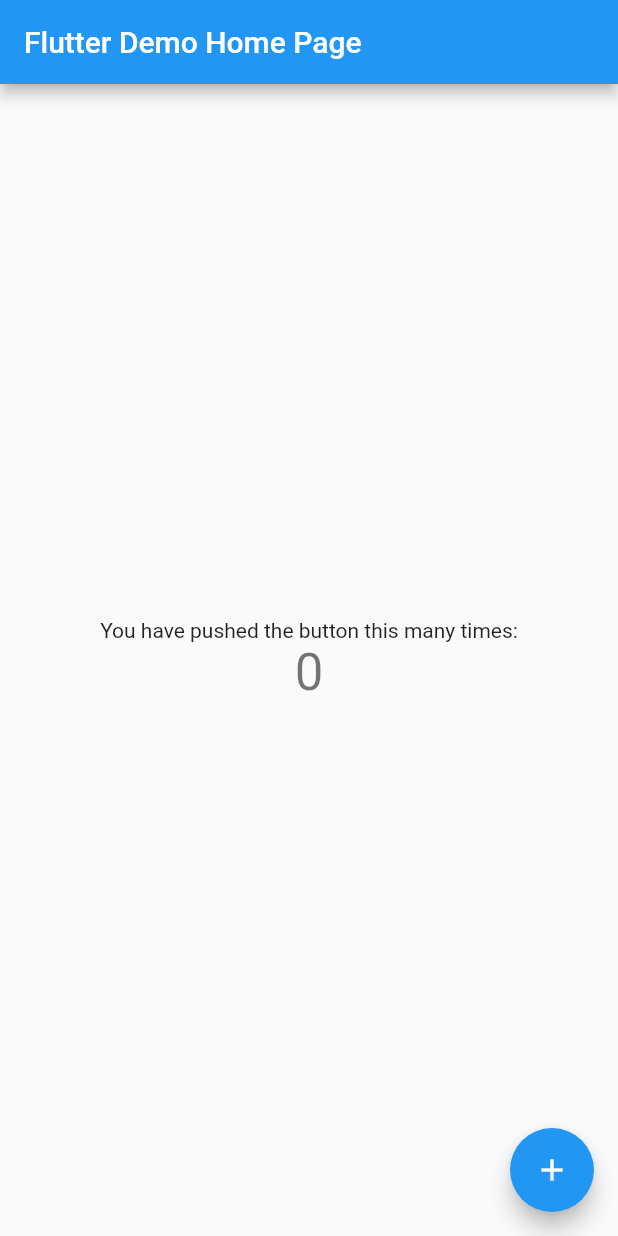
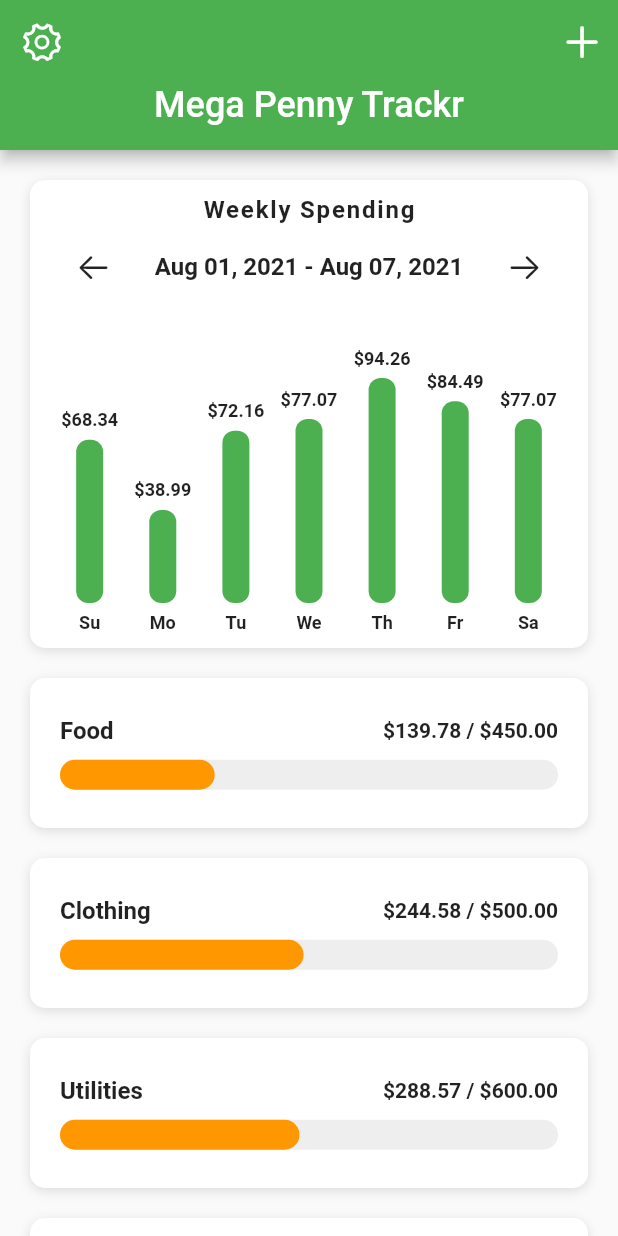
Before and after one commit to thedumbappdev/mega_pennytrackr, a Flutter app: the screen it shows after launch, on a phone screen of 412 x 824 dp. Run offline on Flutter 3.47's test engine with Material 2 defaults, Android fonts, the phone set to English and light mode, and no system bars.

Commit message:
Budget Tracker is completed

```diff
--- /dev/null
+++ b/lib/data/data.dart
@@ -0,0 +1,39 @@
+import 'dart:math';
+
+import 'package:mega_pennytrackr/models/catagory_model.dart';
+import 'package:mega_pennytrackr/models/expense_model.dart';
+
+final rand = Random();
+
+final List<double> weeklySpending = [
+  rand.nextDouble() * 100,
+  rand.nextDouble() * 100,
+  rand.nextDouble() * 100,
+  rand.nextDouble() * 100,
+  rand.nextDouble() * 100,
+  rand.nextDouble() * 100,
+  rand.nextDouble() * 100,
+];
+
+_generateExpenses() {
+  List<Expense> expenses = [
+    Expense(name: 'Item 0', cost: rand.nextDouble() * 90),
+    Expense(name: 'Item 1', cost: rand.nextDouble() * 90),
+    Expense(name: 'Item 2', cost: rand.nextDouble() * 90),
+    Expense(name: 'Item 3', cost: rand.nextDouble() * 90),
+    Expense(name: 'Item 4', cost: rand.nextDouble() * 90),
+    Expense(name: 'Item 5', cost: rand.nextDouble() * 90),
+  ];
+  return expenses;
+}
+
+List<Category> categories = [
+  Category(name: 'Food', maxAmount: 450, expenses: _generateExpenses()),
+  Category(name: 'Clothing', maxAmount: 500, expenses: _generateExpenses()),
+  Category(name: 'Utilities', maxAmount: 600, expenses: _generateExpenses()),
+  Category(
+      name: 'Entertainment', maxAmount: 330, expenses: _generateExpenses()),
+  Category(
+      name: 'Transportation', maxAmount: 500, expenses: _generateExpenses()),
+  Category(name: 'Housing', maxAmount: 1000, expenses: _generateExpenses()),
+];
--- /dev/null
+++ b/lib/helpers/color_helper.dart
@@ -0,0 +1,10 @@
+import 'package:flutter/material.dart';
+
+Color getColor(BuildContext context, double percent) {
+  if (percent >= 0.50) {
+    return Theme.of(context).primaryColor;
+  } else if(percent >= 0.25){
+    return Colors.orange;
+  }
+  return Colors.red;
+}
--- a/lib/main.dart
+++ b/lib/main.dart
@@ -1,4 +1,5 @@
 import 'package:flutter/material.dart';
+import 'package:mega_pennytrackr/screens/home_screen.dart';
 
 void main() {
   runApp(MyApp());
@@ -9,105 +10,12 @@
   @override
   Widget build(BuildContext context) {
     return MaterialApp(
-      title: 'Flutter Demo',
+      title: 'Mega Penny Trackr - Flutter Budget UI',
+      debugShowCheckedModeBanner: false,
       theme: ThemeData(
-        // This is the theme of your application.
-        //
-        // Try running your application with "flutter run". You'll see the
-        // application has a blue toolbar. Then, without quitting the app, try
-        // changing the primarySwatch below to Colors.green and then invoke
-        // "hot reload" (press "r" in the console where you ran "flutter run",
-        // or simply save your changes to "hot reload" in a Flutter IDE).
-        // Notice that the counter didn't reset back to zero; the application
-        // is not restarted.
-        primarySwatch: Colors.blue,
+        primaryColor: Colors.green,
       ),
-      home: MyHomePage(title: 'Flutter Demo Home Page'),
+      home: HomeScreen(),
     );
   }
 }
-
-class MyHomePage extends StatefulWidget {
-  MyHomePage({Key? key, required this.title}) : super(key: key);
-
-  // This widget is the home page of your application. It is stateful, meaning
-  // that it has a State object (defined below) that contains fields that affect
-  // how it looks.
-
-  // This class is the configuration for the state. It holds the values (in this
-  // case the title) provided by the parent (in this case the App widget) and
-  // used by the build method of the State. Fields in a Widget subclass are
-  // always marked "final".
-
-  final String title;
-
-  @override
-  _MyHomePageState createState() => _MyHomePageState();
-}
-
-class _MyHomePageState extends State<MyHomePage> {
-  int _counter = 0;
-
-  void _incrementCounter() {
-    setState(() {
-      // This call to setState tells the Flutter framework that something has
-      // changed in this State, which causes it to rerun the build method below
-      // so that the display can reflect the updated values. If we changed
-      // _counter without calling setState(), then the build method would not be
-      // called again, and so nothing would appear to happen.
-      _counter++;
-    });
-  }
-
-  @override
-  Widget build(BuildContext context) {
-    // This method is rerun every time setState is called, for instance as done
-    // by the _incrementCounter method above.
-    //
-    // The Flutter framework has been optimized to make rerunning build methods
-    // fast, so that you can just rebuild anything that needs updating rather
-    // than having to individually change instances of widgets.
-    return Scaffold(
-      appBar: AppBar(
-        // Here we take the value from the MyHomePage object that was created by
-        // the App.build method, and use it to set our appbar title.
-        title: Text(widget.title),
-      ),
-      body: Center(
-        // Center is a layout widget. It takes a single child and positions it
-        // in the middle of the parent.
-        child: Column(
-          // Column is also a layout widget. It takes a list of children and
-          // arranges them vertically. By default, it sizes itself to fit its
-          // children horizontally, and tries to be as tall as its parent.
-          //
-          // Invoke "debug painting" (press "p" in the console, choose the
-          // "Toggle Debug Paint" action from the Flutter Inspector in Android
-          // Studio, or the "Toggle Debug Paint" command in Visual Studio Code)
-          // to see the wireframe for each widget.
-          //
-          // Column has various properties to control how it sizes itself and
-          // how it positions its children. Here we use mainAxisAlignment to
-          // center the children vertically; the main axis here is the vertical
-          // axis because Columns are vertical (the cross axis would be
-          // horizontal).
-          mainAxisAlignment: MainAxisAlignment.center,
-          children: <Widget>[
-            Text(
-              'You have pushed the button this many times:',
-            ),
-            Text(
-              '$_counter',
-              style: Theme.of(context).textTheme.headline4,
-            ),
-          ],
-        ),
-      ),
-      floatingActionButton: FloatingActionButton(
-        onPressed: _incrementCounter,
-        tooltip: 'Increment',
-        child: Icon(Icons.add),
-      ), // This trailing comma makes auto-formatting nicer for build methods.
-    );
-  }
-}
--- /dev/null
+++ b/lib/models/catagory_model.dart
@@ -0,0 +1,13 @@
+import 'package:mega_pennytrackr/models/expense_model.dart';
+
+class Category {
+  final String name;
+  final double maxAmount;
+  final List<Expense> expenses;
+
+  Category({
+    required this.name,
+    required this.maxAmount,
+    required this.expenses,
+  });
+}
--- /dev/null
+++ b/lib/models/expense_model.dart
@@ -0,0 +1,9 @@
+class Expense {
+  final String name;
+  final double cost;
+
+  Expense({
+    required this.name,
+    required this.cost,
+  });
+}
--- /dev/null
+++ b/lib/screens/home_screen.dart
@@ -0,0 +1,173 @@
+import 'package:flutter/cupertino.dart';
+import 'package:flutter/material.dart';
+import 'package:mega_pennytrackr/data/data.dart';
+import 'package:mega_pennytrackr/helpers/color_helper.dart';
+import 'package:mega_pennytrackr/models/catagory_model.dart';
+import 'package:mega_pennytrackr/models/expense_model.dart';
+import 'package:mega_pennytrackr/screens/category_screen.dart';
+import 'package:mega_pennytrackr/widgets/bar_chart.dart';
+
+class HomeScreen extends StatefulWidget {
+  const HomeScreen({Key? key}) : super(key: key);
+
+  @override
+  _HomeScreenState createState() => _HomeScreenState();
+}
+
+class _HomeScreenState extends State<HomeScreen> {
+  _buildCategory(Category category, double totalAmountSpent) {
+    return GestureDetector(
+      onTap: () => Navigator.push(
+        context,
+        MaterialPageRoute(
+          builder: (_) => CategoryScreen(category: category),
+        ),
+      ),
+      child: Container(
+        margin: EdgeInsets.symmetric(
+          horizontal: 20.0,
+          vertical: 10.0,
+        ),
+        padding: EdgeInsets.all(20.0),
+        height: 100.0,
+        width: double.infinity,
+        decoration: BoxDecoration(
+          color: Colors.white,
+          borderRadius: BorderRadius.circular(10.0),
+          boxShadow: [
+            BoxShadow(
+              color: Colors.black12,
+              offset: Offset(0, 2),
+              blurRadius: 6.0,
+            ),
+          ],
+        ),
+        child: Column(
+          mainAxisAlignment: MainAxisAlignment.center,
+          children: [
+            Row(
+              mainAxisAlignment: MainAxisAlignment.spaceBetween,
+              children: [
+                Text(
+                  category.name,
+                  style: TextStyle(
+                    fontSize: 16.0,
+                    fontWeight: FontWeight.w600,
+                  ),
+                ),
+                Text(
+                  '\$${(category.maxAmount - totalAmountSpent).toStringAsFixed(2)} / \$${category.maxAmount.toStringAsFixed(2)}',
+                  style: TextStyle(
+                    fontSize: 14.0,
+                    fontWeight: FontWeight.w600,
+                  ),
+                ),
+              ],
+            ),
+            SizedBox(height: 10.0),
+            LayoutBuilder(
+              builder: (BuildContext context, BoxConstraints constraints) {
+                final double maxBarWidth = constraints.maxWidth;
+                final double percent = (category.maxAmount - totalAmountSpent) /
+                    category.maxAmount;
+                double barWidth = percent * maxBarWidth;
+                if (barWidth < 0) {
+                  barWidth = 0;
+                }
+                return Stack(
+                  children: [
+                    Container(
+                      height: 20.0,
+                      decoration: BoxDecoration(
+                        color: Colors.grey[200],
+                        borderRadius: BorderRadius.circular(15.0),
+                      ),
+                    ),
+                    Container(
+                      height: 20.0,
+                      width: barWidth,
+                      decoration: BoxDecoration(
+                        color: getColor(context, percent),
+                        borderRadius: BorderRadius.circular(15.0),
+                      ),
+                    ),
+                  ],
+                );
+              },
+            ),
+          ],
+        ),
+      ),
+    );
+  }
+
+  @override
+  Widget build(BuildContext context) {
+    return Scaffold(
+      body: CustomScrollView(
+        slivers: [
+          SliverAppBar(
+            expandedHeight: 100.0,
+            forceElevated: true,
+            floating: true,
+            // pinned: true,
+            leading: IconButton(
+              icon: Icon(CupertinoIcons.gear_alt),
+              iconSize: 30.0,
+              onPressed: () {},
+            ),
+            flexibleSpace: FlexibleSpaceBar(
+              title: Text(
+                'Mega Penny Trackr',
+                style: TextStyle(
+                  fontSize: 16.0,
+                ),
+              ),
+              centerTitle: true,
+            ),
+            actions: [
+              IconButton(
+                icon: Icon(CupertinoIcons.plus),
+                iconSize: 30.0,
+                onPressed: () {},
+              ),
+            ],
+          ),
+          SliverList(
+            delegate: SliverChildBuilderDelegate(
+              (BuildContext context, int index) {
+                if (index == 0) {
+                  return Container(
+                    margin: EdgeInsets.fromLTRB(20.0, 20.0, 20.0, 10.0),
+                    decoration: BoxDecoration(
+                      color: Colors.white,
+                      boxShadow: [
+                        BoxShadow(
+                          color: Colors.black12,
+                          offset: Offset(0, 2),
+                          blurRadius: 6.0,
+                        ),
+                      ],
+                      borderRadius: BorderRadius.circular(10.0),
+                    ),
+                    child: BarChart(expenses: weeklySpending),
+                  );
+                } else {
+                  final Category category = categories[index - 1];
+                  double totalAmountSpent = 0.0;
+                  category.expenses.forEach(
+                    (Expense expense) {
+                      totalAmountSpent += expense.cost;
+                    },
+                  );
+                  return _buildCategory(category, totalAmountSpent);
+                }
+              },
+              childCount: 1 + categories.length,
+            ),
+          ),
+        ],
+      ),
+    );
+  }
+}
--- /dev/null
+++ b/lib/widgets/bar_chart.dart
@@ -0,0 +1,146 @@
+import 'package:flutter/cupertino.dart';
+import 'package:flutter/material.dart';
+
+class BarChart extends StatelessWidget {
+  final List<double> expenses;
+
+  const BarChart({Key? key, required this.expenses}) : super(key: key);
+
+  @override
+  Widget build(BuildContext context) {
+    double mostExpensive = 0.0;
+    expenses.forEach((double price) {
+      if (price > mostExpensive) {
+        mostExpensive = price;
+      }
+    });
+
+    return Padding(
+      padding: EdgeInsets.all(10.0),
+      child: Column(
+        children: [
+          Text(
+            'Weekly Spending',
+            style: TextStyle(
+              fontSize: 16.0,
+              fontWeight: FontWeight.w600,
+              letterSpacing: 1.2,
+            ),
+          ),
+          SizedBox(height: 5.0),
+          Row(
+            mainAxisAlignment: MainAxisAlignment.spaceAround,
+            children: [
+              IconButton(
+                onPressed: () {},
+                icon: Icon(CupertinoIcons.arrow_left),
+              ),
+              Text(
+                'Aug 01, 2021 - Aug 07, 2021',
+                style: TextStyle(
+                  fontSize: 16.0,
+                  fontWeight: FontWeight.w600,
+                ),
+              ),
+              IconButton(
+                onPressed: () {},
+                icon: Icon(CupertinoIcons.arrow_right),
+              ),
+            ],
+          ),
+          SizedBox(height: 30.0),
+          Row(
+            mainAxisAlignment: MainAxisAlignment.spaceEvenly,
+            crossAxisAlignment: CrossAxisAlignment.end,
+            children: [
+              Bar(
+                label: 'Su',
+                amountSpent: expenses[0],
+                mostExpensive: mostExpensive,
+              ),
+              Bar(
+                label: 'Mo',
+                amountSpent: expenses[1],
+                mostExpensive: mostExpensive,
+              ),
+              Bar(
+                label: 'Tu',
+                amountSpent: expenses[2],
+                mostExpensive: mostExpensive,
+              ),
+              Bar(
+                label: 'We',
+                amountSpent: expenses[3],
+                mostExpensive: mostExpensive,
+              ),
+              Bar(
+                label: 'Th',
+                amountSpent: expenses[4],
+                mostExpensive: mostExpensive,
+              ),
+              Bar(
+                label: 'Fr',
+                amountSpent: expenses[5],
+                mostExpensive: mostExpensive,
+              ),
+              Bar(
+                label: 'Sa',
+                amountSpent: expenses[6],
+                mostExpensive: mostExpensive,
+              ),
+            ],
+          ),
+        ],
+      ),
+    );
+  }
+}
+
+class Bar extends StatelessWidget {
+  final String label;
+  final double amountSpent;
+  final double mostExpensive;
+
+  final double _maxBarHeight = 150.0;
+
+  const Bar({
+    Key? key,
+    required this.label,
+    required this.amountSpent,
+    required this.mostExpensive,
+  }) : super(key: key);
+
+  @override
+  Widget build(BuildContext context) {
+    final barHeight = amountSpent / mostExpensive * _maxBarHeight;
+
+    return Column(
+      children: [
+        Text(
+          '\$${amountSpent.toStringAsFixed(2)}',
+          style: TextStyle(
+            fontSize: 12.0,
+            fontWeight: FontWeight.w600,
+          ),
+        ),
+        SizedBox(height: 6.0),
+        Container(
+          height: barHeight,
+          width: 18.0,
+          decoration: BoxDecoration(
+            color: Theme.of(context).primaryColor,
+            borderRadius: BorderRadius.circular(8.0),
+          ),
+        ),
+        SizedBox(height: 6.0),
+        Text(
+          label,
+          style: TextStyle(
+            fontSize: 12.0,
+            fontWeight: FontWeight.w600,
+          ),
+        ),
+      ],
+    );
+  }
+}
```
Also changed, not shown: lib/screens/category_screen.dart (added, +133 -0 lines), lib/widgets/radial_painter.dart (added, +48 -0 lines).
